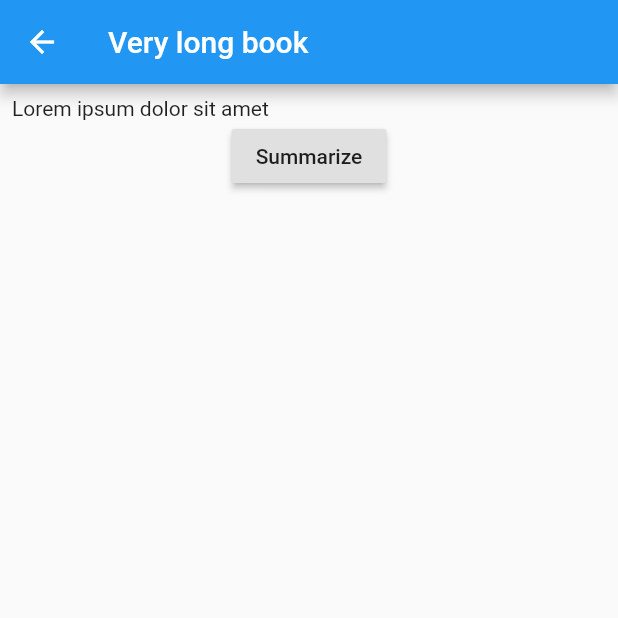
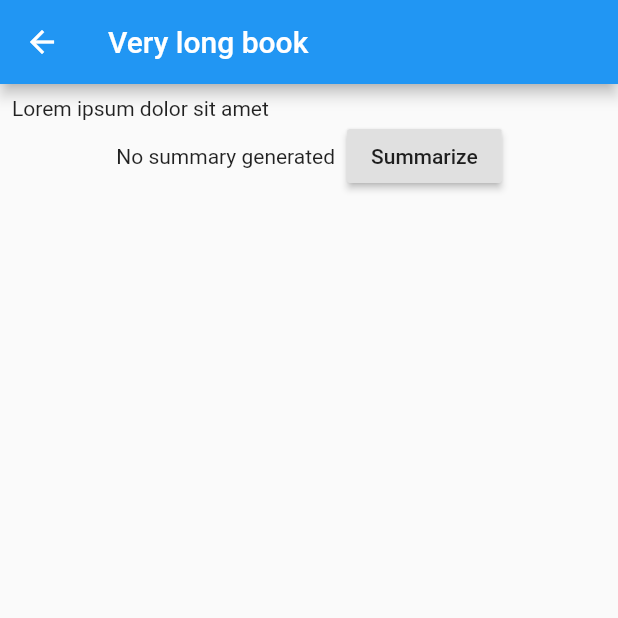
Before and after one commit to pradyungn/Kami, a Flutter app: the screen it shows after launch, after a tap on "Very long book", on a phone screen of 412 x 824 dp, the top half of it. Run offline on Flutter 3.47's test engine with Material 2 defaults, Android fonts, the phone set to English and light mode, and no system bars; missing offline and left inert: multi_image_picker.

Commit message:
ItemDetailView polish

```diff
--- a/flutter/lib/src/item_detail.dart
+++ b/flutter/lib/src/item_detail.dart
@@ -18,11 +18,16 @@ class ItemDetailView extends StatelessWidget {
             if (item.summary != null)
               SelectableText('Summary: ${item.summary}')
             else
-              Center(
-                child: RaisedButton(
-                  child: const Text('Summarize'),
-                  onPressed: () => print('create summary'),
-                ),
+              Row(
+                mainAxisAlignment: MainAxisAlignment.center,
+                children: [
+                  const Text('No summary generated'),
+                  const SizedBox(width: 8),
+                  RaisedButton(
+                    child: const Text('Summarize'),
+                    onPressed: () => print('create summary'),
+                  ),
+                ],
               ),
           ],
         ),
```
